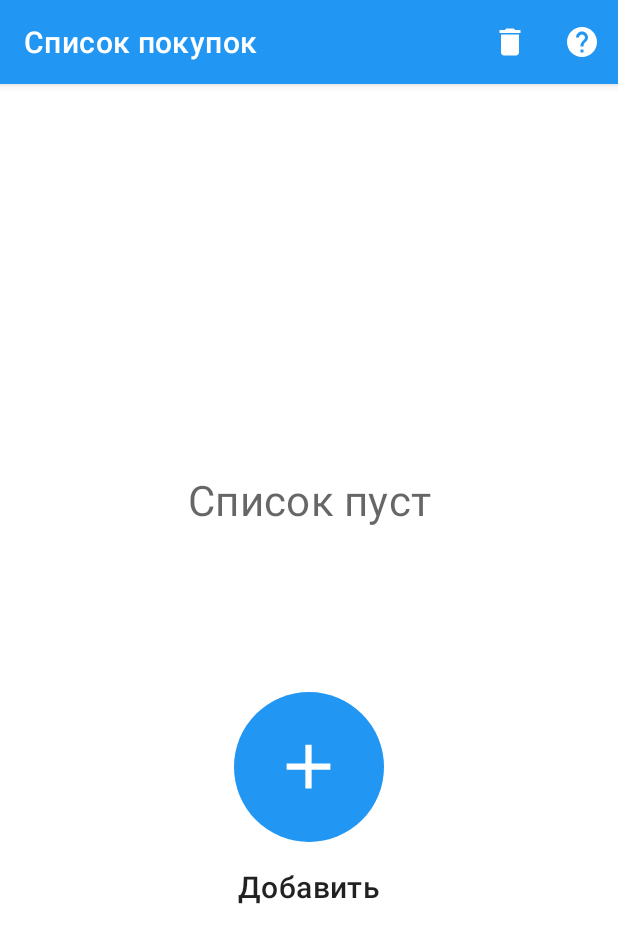
After one commit to SanLexNT/ShopListApp, an Android app: the fragment ListFragment shown on its own in the app's theme, on a phone screen of 412 x 824 dp. The commit adds this screen. Shown: the top 943 px of the screen. Run offline under Robolectric (Android 15) with nearby library versions, the phone set to English and light mode, and no system bars; our stand-ins replace Room's generated code.

Commit message:
Monday develop. Morning part

```diff
--- a/app/src/main/java/com/example/shoplistapp/adapter/ShopItemAdapter.kt
+++ b/app/src/main/java/com/example/shoplistapp/adapter/ShopItemAdapter.kt
@@ -2,24 +2,54 @@ package com.example.shoplistapp.adapter
 
 import android.view.LayoutInflater
 import android.view.ViewGroup
-import android.widget.ListAdapter
+import android.widget.CompoundButton
 import androidx.recyclerview.widget.RecyclerView.Adapter
+import com.example.shoplistapp.R
 import com.example.shoplistapp.model.ShopItem
+import com.example.shoplistapp.screens.listScreen.ListFragmentViewModel
+import kotlinx.android.synthetic.main.item_shop_item_layout.view.*
 
-class ShopItemAdapter : Adapter<ShopListViewHolder>() {
+class ShopItemAdapter(private val viewModel : ListFragmentViewModel) : Adapter<ShopListViewHolder>() {
 
     var shopItems = emptyList<ShopItem>()
 
+    var onClickListener : ((shopItem: ShopItem) -> Unit) ?= null
+
+
+
     override fun onCreateViewHolder(parent: ViewGroup, viewType: Int): ShopListViewHolder {
-        TODO("Not yet implemented")
+        val view = LayoutInflater.from(parent.context).inflate(R.layout.item_shop_item_layout, parent, false)
+        return ShopListViewHolder(view)
     }
 
     override fun onBindViewHolder(holder: ShopListViewHolder, position: Int) {
-        TODO("Not yet implemented")
+        val shopItem = shopItems[position]
+
+        holder.itemView.tv_shop_item.text = shopItem.name
+        holder.itemView.tv_count_item.text = shopItem.count.toString()
+        holder.itemView.chb_is_active.isChecked = shopItem.isEnabled
+
+        holder.itemView.chb_is_active.setOnCheckedChangeListener { compoundButton, b ->
+
+            viewModel.changeStateShopItem(shopItem)
+            notifyItemChanged(position)
+        }
+
+        holder.itemView.setOnClickListener {
+
+            onClickListener?.invoke(shopItem)
+        }
+
     }
 
     override fun getItemCount(): Int {
-        TODO("Not yet implemented")
+        return shopItems.size
+    }
+
+    fun setList(shopList: List<ShopItem>){
+
+        shopItems = shopList
+        notifyItemRangeChanged(0, itemCount)
     }
 
 
--- a/app/src/main/java/com/example/shoplistapp/database/ShopDao.kt
+++ b/app/src/main/java/com/example/shoplistapp/database/ShopDao.kt
@@ -19,9 +19,9 @@ interface ShopDao {
     @Update
     fun editShopItem(shopItem: ShopItem)
 
-    @Query("DELETE FROM shopItems WHERE id=:id")
+    @Delete
     fun deleteShopItem(id: Int)
 
-    @Delete
-    fun deleteShopList(shopList: List<ShopItem>)
+    @Query("DELETE FROM shopItems")
+    fun deleteShopList(shopList: List<ShopItem>?)
 }
--- a/app/src/main/java/com/example/shoplistapp/repository/ShopListRepository.kt
+++ b/app/src/main/java/com/example/shoplistapp/repository/ShopListRepository.kt
@@ -10,6 +10,6 @@ interface ShopListRepository {
     fun addShopItem(shopItem: ShopItem)
     fun editShopItem(shopItem: ShopItem)
     fun deleteShopItem(id: Int)
-    fun deleteShopList(shopList: List<ShopItem>)
+    fun deleteShopList()
 
 }
--- a/app/src/main/java/com/example/shoplistapp/repository/ShopListRepositoryImpl.kt
+++ b/app/src/main/java/com/example/shoplistapp/repository/ShopListRepositoryImpl.kt
@@ -26,7 +26,19 @@ class ShopListRepositoryImpl(private val shopDao: ShopDao) : ShopListRepository
         shopDao.deleteShopItem(id)
     }
 
-    override fun deleteShopList(shopList: List<ShopItem>) {
-        shopDao.deleteShopList(shopList)
+    override fun deleteShopList() {
+        shopDao.deleteShopList(getShopList().value)
+    }
+
+    companion object {
+        private var instance: ShopListRepositoryImpl? = null
+
+        fun getInstance(shopDao: ShopDao): ShopListRepositoryImpl {
+            if (instance == null) {
+
+                instance = ShopListRepositoryImpl(shopDao)
+            }
+            return instance as ShopListRepositoryImpl
+        }
     }
 }
--- /dev/null
+++ b/app/src/main/java/com/example/shoplistapp/screens/listScreen/ListFragment.kt
@@ -0,0 +1,114 @@
+package com.example.shoplistapp.screens.listScreen
+
+import android.os.Bundle
+import androidx.fragment.app.Fragment
+import android.view.LayoutInflater
+import android.view.View
+import android.view.ViewGroup
+import android.widget.Toolbar
+import androidx.lifecycle.ViewModelProvider
+import androidx.navigation.fragment.findNavController
+import androidx.recyclerview.widget.ItemTouchHelper
+import androidx.recyclerview.widget.RecyclerView
+import com.example.shoplistapp.R
+import com.example.shoplistapp.adapter.ShopItemAdapter
+import com.example.shoplistapp.databinding.FragmentListBinding
+import com.example.shoplistapp.model.ShopItem
+import com.google.android.material.appbar.MaterialToolbar
+
+
+class ListFragment : Fragment() {
+
+    private lateinit var binding: FragmentListBinding
+    private lateinit var viewModel: ListFragmentViewModel
+    private lateinit var recyclerView: RecyclerView
+    private lateinit var toolbar: MaterialToolbar
+    private lateinit var adapter: ShopItemAdapter
+
+    override fun onCreateView(
+        inflater: LayoutInflater, container: ViewGroup?,
+        savedInstanceState: Bundle?
+    ): View {
+        binding = FragmentListBinding.inflate(layoutInflater, container, false)
+        return binding.root
+    }
+
+    override fun onViewCreated(view: View, savedInstanceState: Bundle?) {
+        super.onViewCreated(view, savedInstanceState)
+        viewModel = ViewModelProvider(this)[ListFragmentViewModel::class.java]
+        recyclerView = binding.rvShopList
+        toolbar = binding.toolbarList
+
+        viewModel.initDB()
+
+        adapter = ShopItemAdapter(viewModel)
+        recyclerView.adapter = adapter
+
+        viewModel.getShopList().observe(viewLifecycleOwner){
+
+            adapter.setList(it.asReversed())
+
+            if(it.isEmpty() || it == null){
+
+                binding.tvNoList.visibility = View.VISIBLE
+                binding.tvAdd.visibility = View.VISIBLE
+                binding.fabAddUp.visibility = View.VISIBLE
+                binding.fab.visibility = View.INVISIBLE
+            } else{
+
+                binding.tvNoList.visibility = View.INVISIBLE
+                binding.tvAdd.visibility = View.INVISIBLE
+                binding.fabAddUp.visibility = View.INVISIBLE
+                binding.fab.visibility = View.VISIBLE
+            }
+
+            setupItemTouchHelper(it)
+        }
+
+        toolbar.setOnMenuItemClickListener {
+            if(it.itemId == R.id.item_delete){
+
+                viewModel.deleteShopList()
+            } else if(it.itemId == R.id.item_info){
+                //TODO: Переход к окну справки
+            }
+            true
+        }
+
+        binding.fabAddUp.setOnClickListener {
+
+            moveToAddFragment()
+        }
+        binding.fab.setOnClickListener {
+
+            moveToAddFragment()
+        }
+    }
+
+    private fun setupItemTouchHelper(it: List<ShopItem>) {
+        val itemTouchHelper = ItemTouchHelper(object : ItemTouchHelper.SimpleCallback
+            (0, ItemTouchHelper.RIGHT or ItemTouchHelper.LEFT) {
+            override fun onMove(
+                recyclerView: RecyclerView,
+                viewHolder: RecyclerView.ViewHolder,
+                target: RecyclerView.ViewHolder
+            ): Boolean {
+                return false
+            }
+
+            override fun onSwiped(viewHolder: RecyclerView.ViewHolder, direction: Int) {
+
+                val shopItem = it[viewHolder.adapterPosition]
+
+                viewModel.deleteShopItem(shopItem)
+                adapter.notifyItemRemoved(viewHolder.adapterPosition)
+            }
+        })
+        itemTouchHelper.attachToRecyclerView(recyclerView)
+    }
+
+    private fun moveToAddFragment(){
+
+        //TODO: Переход к окну добавления
+    }
+}
--- a/app/src/main/java/com/example/shoplistapp/screens/listScreen/ListFragmentViewModel.kt
+++ b/app/src/main/java/com/example/shoplistapp/screens/listScreen/ListFragmentViewModel.kt
@@ -1,6 +1,43 @@
 package com.example.shoplistapp.screens.listScreen
 
-import androidx.lifecycle.ViewModel
+import android.app.Application
+import androidx.lifecycle.AndroidViewModel
+import androidx.lifecycle.LiveData
+import com.example.shoplistapp.database.ShopListDatabase
+import com.example.shoplistapp.model.ShopItem
+import com.example.shoplistapp.repository.ShopListRepository
+import com.example.shoplistapp.repository.ShopListRepositoryImpl
 
-class ListFragmentViewModel : ViewModel() {
+class ListFragmentViewModel(application: Application) : AndroidViewModel(application) {
+
+    private val context = application
+    private lateinit var repository: ShopListRepository
+
+    fun initDB(){
+
+        val shopDao = ShopListDatabase.getInstance(context).getDao()
+
+        repository = ShopListRepositoryImpl.getInstance(shopDao)
+    }
+
+    fun getShopList() : LiveData<List<ShopItem>>{
+
+        return repository.getShopList()
+    }
+
+    fun deleteShopList(){
+
+        repository.deleteShopList()
+    }
+
+    fun deleteShopItem(shopItem: ShopItem){
+
+        repository.deleteShopItem(shopItem.id)
+    }
+
+    fun changeStateShopItem(shopItem: ShopItem){
+
+        shopItem.isEnabled = !shopItem.isEnabled
+        repository.editShopItem(shopItem)
+    }
 }
--- /dev/null
+++ b/app/src/main/res/layout/fragment_list.xml
@@ -0,0 +1,104 @@
+<?xml version="1.0" encoding="utf-8"?>
+<androidx.coordinatorlayout.widget.CoordinatorLayout xmlns:android="http://schemas.android.com/apk/res/android"
+    xmlns:tools="http://schemas.android.com/tools"
+    android:layout_width="match_parent"
+    android:layout_height="match_parent"
+    xmlns:app="http://schemas.android.com/apk/res-auto"
+    tools:context=".screens.listScreen.ListFragment">
+
+    <com.google.android.material.appbar.AppBarLayout
+        android:layout_width="match_parent"
+        android:layout_height="wrap_content">
+
+        <com.google.android.material.appbar.MaterialToolbar
+            android:layout_width="match_parent"
+            android:layout_height="wrap_content"
+            android:id="@+id/toolbar_list"
+            android:backgroundTint="@color/main_color"
+            app:title="@string/shop_list"
+            app:titleTextColor="@color/white"
+            app:menu="@menu/menu_list"/>
+
+    </com.google.android.material.appbar.AppBarLayout>
+
+        <androidx.constraintlayout.widget.ConstraintLayout
+            android:layout_width="match_parent"
+            android:layout_height="match_parent"
+            app:layout_behavior="com.google.android.material.appbar.AppBarLayout$ScrollingViewBehavior"
+            android:padding="@dimen/small_margin">
+
+            <androidx.recyclerview.widget.RecyclerView
+                android:layout_width="match_parent"
+                android:layout_height="match_parent"
+                android:id="@+id/rvShopList"
+                app:layout_constraintTop_toTopOf="parent"
+                app:layout_constraintBottom_toBottomOf="parent"
+                app:layout_constraintStart_toStartOf="parent"
+                app:layout_constraintEnd_toEndOf="parent"
+                app:layoutManager="androidx.recyclerview.widget.LinearLayoutManager"
+                android:orientation="vertical"/>
+
+            <TextView
+                android:id="@+id/tv_no_list"
+                android:layout_width="wrap_content"
+                android:layout_height="wrap_content"
+                android:enabled="true"
+                android:text="@string/no_list"
+                android:textAppearance="@style/TextAppearance.MaterialComponents.Headline4"
+                android:textSize="@dimen/title_text"
+                app:layout_constraintBottom_toBottomOf="parent"
+                app:layout_constraintEnd_toEndOf="parent"
+                app:layout_constraintStart_toStartOf="parent"
+                app:layout_constraintTop_toTopOf="parent"
+                app:layout_constraintVertical_bias="0.35"/>
+
+            <com.google.android.material.floatingactionbutton.FloatingActionButton
+                android:id="@+id/fab_add_up"
+                android:layout_width="100dp"
+                android:layout_height="100dp"
+                android:backgroundTint="@color/main_color"
+                android:contentDescription="@string/add_shop_item"
+                android:src="@drawable/ic_add_100"
+                app:borderWidth="0dp"
+                app:elevation="0dp"
+                app:fabCustomSize="100dp"
+                app:layout_constraintBottom_toBottomOf="parent"
+                app:layout_constraintEnd_toEndOf="parent"
+                app:layout_constraintStart_toStartOf="parent"
+                app:layout_constraintTop_toBottomOf="@id/tv_no_list"
+                app:layout_constraintVertical_bias="0.3"
+                app:maxImageSize="50dp"
+                app:tint="@null" />
+
+            <TextView
+                android:layout_marginTop="@dimen/default_margin"
+                android:id="@+id/tv_add"
+                android:layout_width="wrap_content"
+                android:layout_height="wrap_content"
+                android:enabled="true"
+                android:text="@string/add"
+                android:textAppearance="@style/TextAppearance.MaterialComponents.Headline6"
+                app:layout_constraintEnd_toEndOf="parent"
+                app:layout_constraintStart_toStartOf="parent"
+                app:layout_constraintTop_toBottomOf="@id/fab_add_up"/>
+
+
+            <com.google.android.material.floatingactionbutton.FloatingActionButton
+                android:layout_width="wrap_content"
+                android:layout_height="wrap_content"
+                android:id="@+id/fab"
+                app:layout_constraintBottom_toBottomOf="parent"
+                app:layout_constraintEnd_toEndOf="parent"
+                app:elevation="0dp"
+                app:srcCompat="@drawable/ic_add"
+                app:tint="@null"
+                app:borderWidth="0dp"
+                android:enabled="false"
+                android:backgroundTint="@color/main_color"
+                android:contentDescription="@string/add_shop_item"
+                android:layout_margin="@dimen/default_margin"/>
+
+        </androidx.constraintlayout.widget.ConstraintLayout>
+
+
+</androidx.coordinatorlayout.widget.CoordinatorLayout>
--- /dev/null
+++ b/app/src/main/res/menu/menu_list.xml
@@ -0,0 +1,14 @@
+<?xml version="1.0" encoding="utf-8"?>
+<menu xmlns:android="http://schemas.android.com/apk/res/android"
+    xmlns:app="http://schemas.android.com/apk/res-auto">
+
+    <item android:id="@+id/item_delete"
+        android:icon="@drawable/ic_delete"
+        android:title=""
+        app:showAsAction="ifRoom"/>
+
+    <item android:id="@+id/item_info"
+        android:icon="@drawable/ic_help"
+        android:title=""
+        app:showAsAction="ifRoom"/>
+</menu>
--- a/app/src/main/res/values/dimens.xml
+++ b/app/src/main/res/values/dimens.xml
@@ -2,4 +2,7 @@
 <resources>
     <dimen name="default_margin">16dp</dimen>
     <dimen name="small_margin">8dp</dimen>
+    <dimen name="menu_text_size">12sp</dimen>
+    <dimen name="default_text">20sp</dimen>
+    <dimen name="title_text">28sp</dimen>
 </resources>
--- a/app/src/main/res/values/strings.xml
+++ b/app/src/main/res/values/strings.xml
@@ -1,3 +1,9 @@
 <resources>
     <string name="app_name">ShopListApp</string>
+    <!-- TODO: Remove or change this placeholder text -->
+    <string name="hello_blank_fragment">Hello blank fragment</string>
+    <string name="shop_list">Список покупок</string>
+    <string name="no_list">Список пуст</string>
+    <string name="add_shop_item">Добавить покупку</string>
+    <string name="add">Добавить</string>
 </resources>
```
